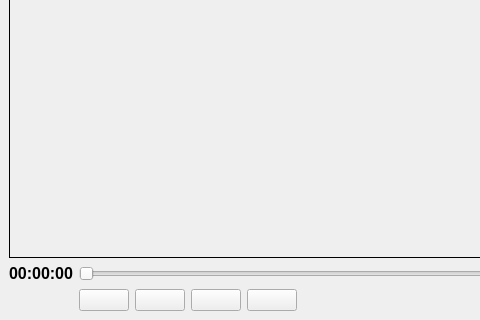
First picture: the form in mainwindow.ui, repository brachiGH/QtVideoPlayerExample, before the edit; both pictures show x 0 to 480 and y 540 to 860 of the 1330 by 860 pixel window.
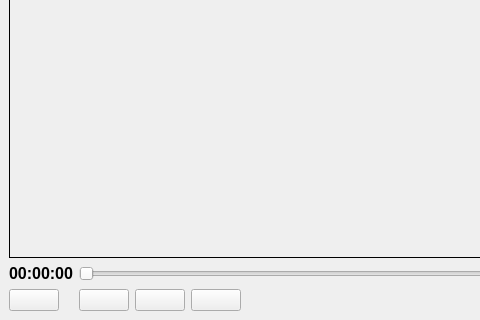
Second picture: the form after the edit.

Commit message: better ui && fixed stuttering in video

```diff
--- a/mainwindow.ui
+++ b/mainwindow.ui
@@ -31,19 +31,6 @@
       </property>
      </widget>
     </item>
-    <item row="2" column="4">
-     <widget class="QPushButton" name="pushButton_Stop">
-      <property name="maximumSize">
-       <size>
-        <width>50</width>
-        <height>50</height>
-       </size>
-      </property>
-      <property name="text">
-       <string/>
-      </property>
-     </widget>
-    </item>
     <item row="1" column="1" colspan="19">
      <widget class="QSlider" name="horizontalSlider_Duration">
       <property name="minimumSize">
@@ -105,19 +92,6 @@
       </property>
      </widget>
     </item>
-    <item row="2" column="3">
-     <widget class="QPushButton" name="pushButton_Play_Pause">
-      <property name="maximumSize">
-       <size>
-        <width>50</width>
-        <height>50</height>
-       </size>
-      </property>
-      <property name="text">
-       <string/>
-      </property>
-     </widget>
-    </item>
     <item row="2" column="2">
      <widget class="QPushButton" name="pushButton_Seek_Forward">
       <property name="maximumSize">
@@ -166,6 +140,32 @@
       </property>
      </widget>
     </item>
+    <item row="2" column="0">
+     <widget class="QPushButton" name="pushButton_Play_Pause">
+      <property name="maximumSize">
+       <size>
+        <width>50</width>
+        <height>50</height>
+       </size>
+      </property>
+      <property name="text">
+       <string/>
+      </property>
+     </widget>
+    </item>
+    <item row="2" column="3">
+     <widget class="QPushButton" name="pushButton_Stop">
+      <property name="maximumSize">
+       <size>
+        <width>50</width>
+        <height>50</height>
+       </size>
+      </property>
+      <property name="text">
+       <string/>
+      </property>
+     </widget>
+    </item>
    </layout>
   </widget>
   <widget class="QMenuBar" name="menubar">
```
Left out of the diff: 4 changed lines with no effect on the pictures. The commit also changes 3 other files.
